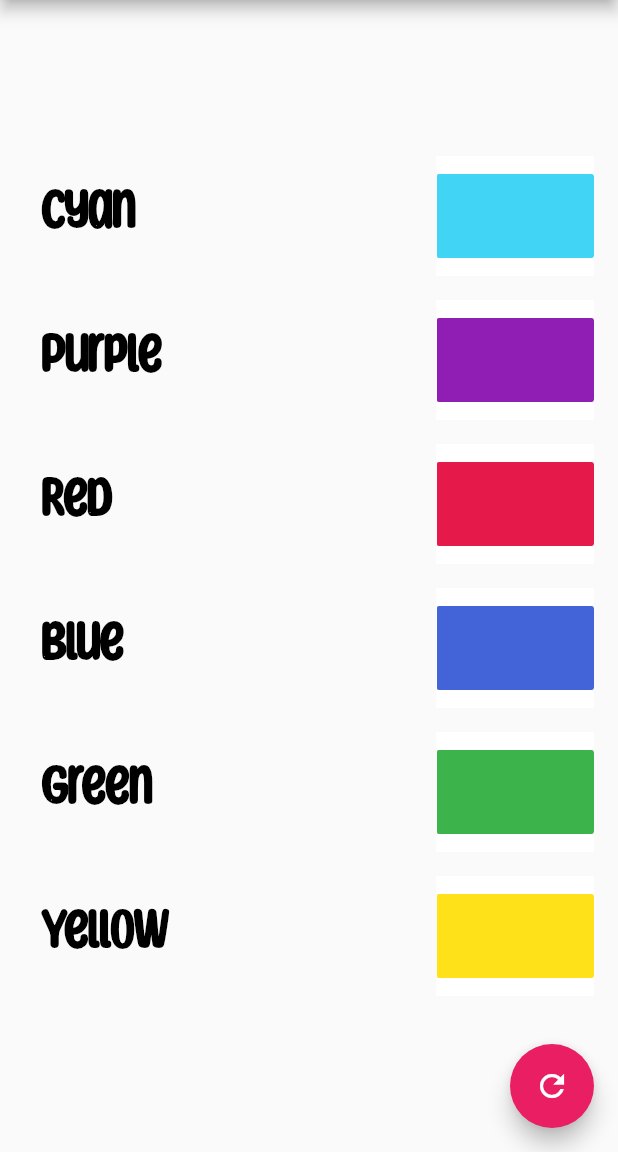
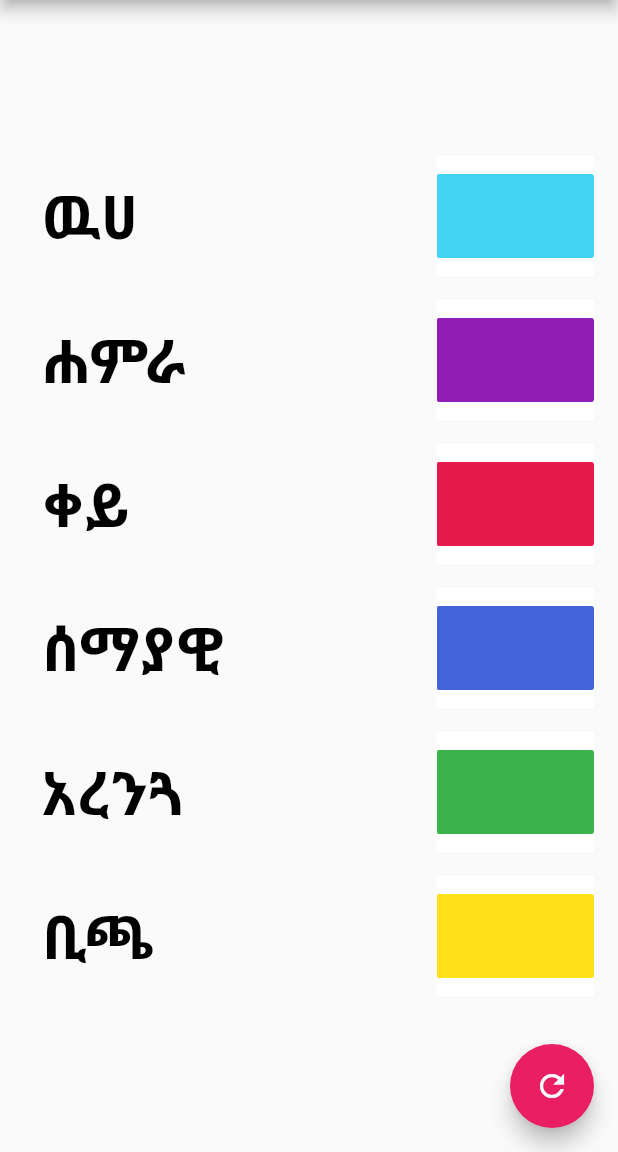
Before and after one commit to master-8702/flutter_kids_matching_game, a Flutter app: the screen it shows after launch, after a tap on "የቀለማት ጨዋታ", on a phone screen of 412 x 824 dp, the part 84-1236 px from its top. Run offline on Flutter 3.47's test engine with Material 2 defaults, Android fonts, the phone set to English and light mode, and no system bars; our stand-ins replace audioplayers, get_storage; generated files the repository leaves out were written again.

Commit message:
add translation for the game content

```diff
--- a/lib/main.dart
+++ b/lib/main.dart
@@ -6,11 +6,13 @@ import 'package:flutter_kids_matching_game/screens/fruit_game_screen.dart';
 import 'package:flutter_kids_matching_game/screens/game-list_screen.dart';
 import 'package:flutter_kids_matching_game/screens/setting_page_screen.dart';
 import 'package:flutter_localizations/flutter_localizations.dart';
+import 'package:get_storage/get_storage.dart';
 import 'package:provider/provider.dart';
 import 'l10n/l10n.dart';
 import 'package:flutter_gen/gen_l10n/app_localizations.dart';
 
-void main() {
+void main() async {
+  await GetStorage.init();
   WidgetsFlutterBinding.ensureInitialized();
   runApp(MyApp());
 }
--- a/lib/screens/color_game_screen.dart
+++ b/lib/screens/color_game_screen.dart
@@ -23,35 +23,47 @@ class _ColorGameScreenState extends State<ColorGameScreen> {
   @override
   void initState() {
     super.initState();
+  }
 
+  @override
+  void didChangeDependencies() {
     initGame();
+    // TODO: implement didChangeDependencies
+    super.didChangeDependencies();
   }
 
 //to initialize or restart the game
 
   void initGame() {
+    final localization = AppLocalizations.of(context);
     score = 0;
     gameOver = false;
 
     choice_A = [
       GameItem(
-          image: "assets/images/colors/Red.png", name: "Red", value: "red"),
+          image: "assets/images/colors/Red.png",
+          name: localization!.red,
+          value: localization!.red),
       GameItem(
-          image: "assets/images/colors/Cyan.png", name: "Cyan", value: "cyan"),
+          image: "assets/images/colors/Cyan.png",
+          name: localization!.cyan,
+          value: localization!.cyan),
       GameItem(
           image: "assets/images/colors/Green.png",
-          name: "Green",
-          value: "green"),
+          name: localization!.green,
+          value: localization!.green),
       GameItem(
           image: "assets/images/colors/Purple.png",
-          name: "Purple",
-          value: "purple"),
+          name: localization!.purple,
+          value: localization!.purple),
       GameItem(
           image: "assets/images/colors/Yellow.png",
-          name: "Yellow",
-          value: "yellow"),
+          name: localization!.yellow,
+          value: localization!.yellow),
       GameItem(
-          image: "assets/images/colors/Blue.png", name: "Blue", value: "blue"),
+          image: "assets/images/colors/Blue.png",
+          name: localization!.blue,
+          value: localization!.blue),
     ];
 
     choice_B = List<GameItem>.from(choice_A);
--- a/lib/screens/setting_page_screen.dart
+++ b/lib/screens/setting_page_screen.dart
@@ -3,6 +3,7 @@ import 'package:flutter_kids_matching_game/l10n/l10n.dart';
 import 'package:flutter_kids_matching_game/provider/locale_provider.dart';
 import 'package:provider/provider.dart';
 import 'package:flutter_gen/gen_l10n/app_localizations.dart';
+import 'package:get_storage/get_storage.dart';
 
 class SettingPageScreen extends StatefulWidget {
   const SettingPageScreen({Key? key}) : super(key: key);
--- a/pubspec.yaml
+++ b/pubspec.yaml
@@ -23,6 +23,7 @@ dependencies:
   audioplayers: ^1.0.1
   font_awesome_flutter: ^10.1.0
   provider: ^6.0.3
+  get_storage: ^2.0.3
 
 dev_dependencies:
   flutter_test:
```
Also changed, not shown: lib/models/gameItems.dart (+29 -0 lines), lib/models/test.dart (added, +61 -0 lines), lib/screens/animal_game_screen.dart (+30 -10 lines), lib/screens/fruit_game_screen.dart (+18 -12 lines), pubspec.lock.
